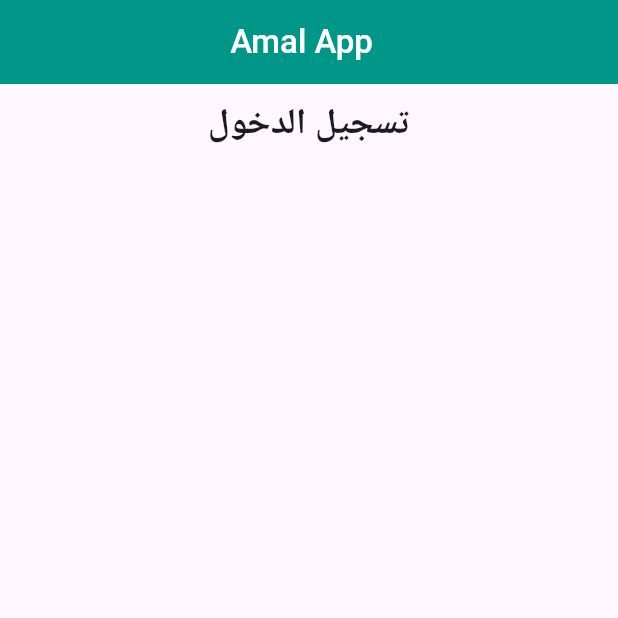
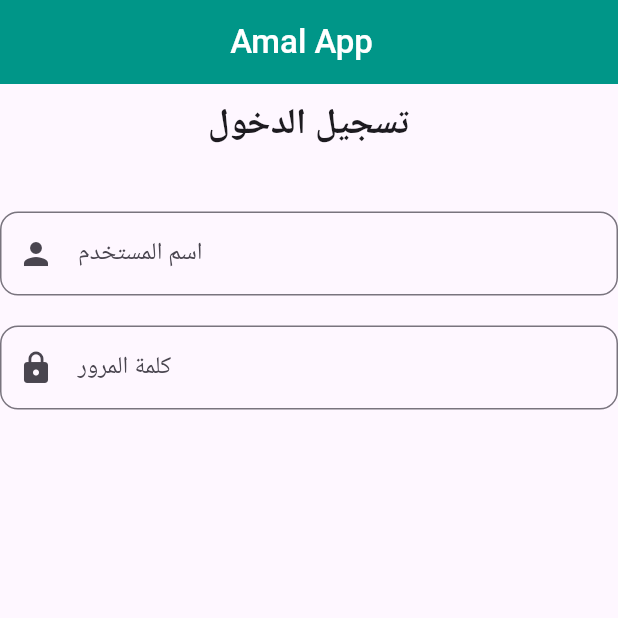
Before and after one commit to AhmedHuwaidi368/Final-Project, a Flutter app: the screen it shows after launch, on a phone screen of 412 x 824 dp, the top half of it. Run offline on Flutter 3.47's test engine with Material 3 defaults, Android fonts, the phone set to English and light mode, and no system bars.

Commit message:
usarname and password

```diff
--- a/lib/main.dart
+++ b/lib/main.dart
@@ -40,6 +40,31 @@ class MyApp extends StatelessWidget {
                 ),
               ),
             ),
+            const SizedBox(height: 40),
+
+      TextField(
+        decoration: InputDecoration(
+          labelText: "اسم المستخدم",
+          prefixIcon: Icon(Icons.person),
+          border: OutlineInputBorder(
+            borderRadius: BorderRadius.circular(12),
+          ),
+        ),
+      ),
+
+      const SizedBox(height: 20),
+
+
+      TextField(
+        obscureText: true,
+        decoration: InputDecoration(
+          labelText: "كلمة المرور",
+          prefixIcon: Icon(Icons.lock),
+          border: OutlineInputBorder(
+            borderRadius: BorderRadius.circular(12),
+          ),
+        ),
+      ),
           ],
         ),
       ),
```
